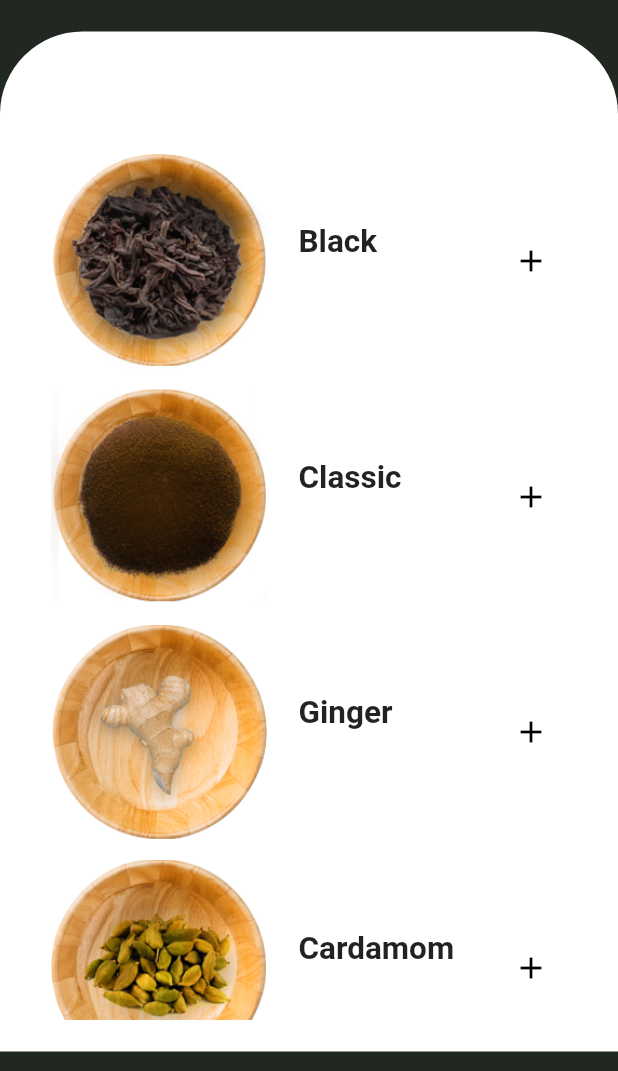
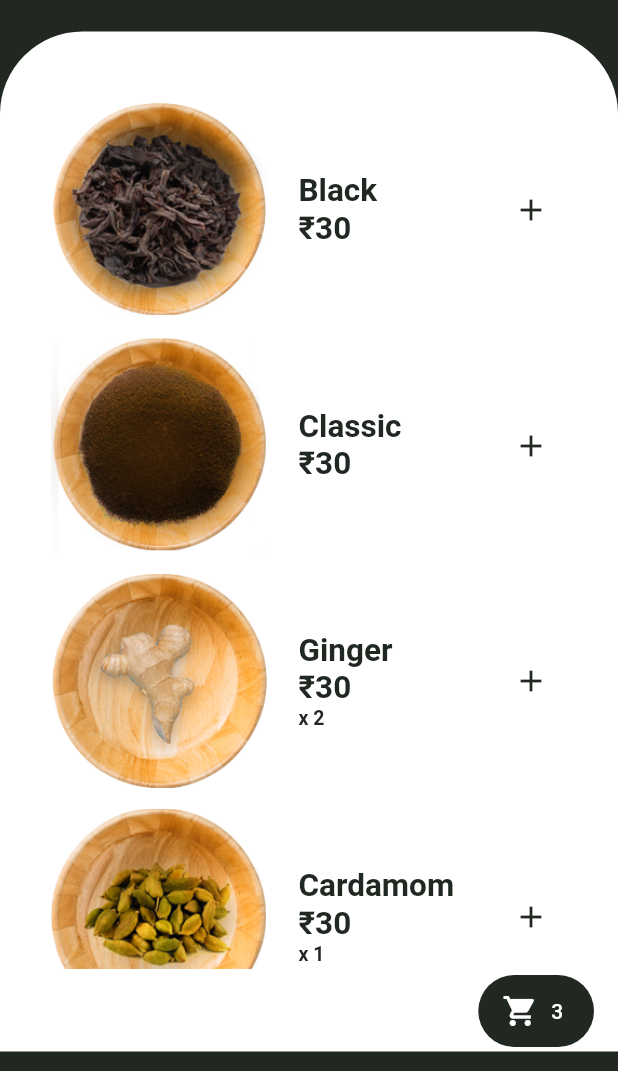
Before and after one commit to soumitrachakravarti/Chacha, a Flutter app: the screen it shows after launch, on a phone screen of 412 x 824 dp, the part 165-1236 px from its top. Run offline on Flutter 3.47's test engine with Material 2 defaults, Android fonts, the phone set to English and light mode, and no system bars; network calls fail.

Commit message:
Update homePage
Added floating cart button, price and quantity

```diff
--- a/lib/view/home_page.dart
+++ b/lib/view/home_page.dart
@@ -42,7 +42,7 @@ class _HomePageState extends State<HomePage> {
             ),
             child: ListView(
               primary: false,
-              padding: EdgeInsets.only(top: 34.0),
+              // padding: EdgeInsets.only(top: 34.0),
               children: <Widget>[
                 Padding(
                   padding: EdgeInsets.only(top: 34.0),
@@ -52,8 +52,8 @@ class _HomePageState extends State<HomePage> {
                       children: <Widget>[
                         _buildChaiItem('assets/black.png', 'Black', '₹30'),
                         _buildChaiItem('assets/classic.png', 'Classic', '₹30'),
-                        _buildChaiItem('assets/ginger.png', 'Ginger', '₹30'),
-                        _buildChaiItem('assets/cardamom.png', 'Cardamom', '₹30'),
+                        _buildChaiItem('assets/ginger.png', 'Ginger', '₹30', 2, true),
+                        _buildChaiItem('assets/cardamom.png', 'Cardamom', '₹30', 1, true),
                         _buildChaiItem('assets/cinnamon.png', 'Cinnamon', '₹30'),
                         _buildChaiItem('assets/mint.png', 'Mint', '₹30'),
                         _buildChaiItem('assets/turmeric.png', 'Turmeric', '₹30'),
@@ -67,10 +67,17 @@ class _HomePageState extends State<HomePage> {
           ),
         ],
       ),
+      floatingActionButton: FloatingActionButton.extended(
+        onPressed: () {},
+        label: Text('3'),
+        icon: Icon(Icons.shopping_cart),
+        backgroundColor: Color(0xFF212721),
+        elevation: 0.0,
+      ),
     );
   }
 
-  Widget _buildChaiItem(String imgPath, String chaiName, String price) {
+  Widget _buildChaiItem(String imgPath, String chaiName, String price, [int quantity, bool show = false]) {
     return Padding(
         padding: EdgeInsets.only(left: 34.0, right: 34.0, top: 13.0),
         child: InkWell(
@@ -96,16 +103,30 @@ class _HomePageState extends State<HomePage> {
                         Text(chaiName,
                             style: TextStyle(
                                 fontSize: 21.0,
-                                fontWeight: FontWeight.bold)),
+                                fontWeight: FontWeight.bold,
+                                color: Color(0xFF212721))),
                         Text(price,
                             style: TextStyle(
                                 fontSize: 21.0,
-                                color: Colors.white))
+                                fontWeight: FontWeight.bold,
+                                color: Color(0xFF212721))
+                                ),
+                        Visibility(
+                          visible: show,
+                          child: Text(
+                            'x $quantity',
+                            style: TextStyle(
+                              fontSize: 13.0,
+                              fontWeight: FontWeight.bold,
+                              color: Color(0xFF212721),
+                            ),
+                          ),
+                        ),
                       ])
                 ])),
                 IconButton(
                     icon: Icon(Icons.add),
-                    color: Colors.black,
+                    color: Color(0xFF212721),
                     onPressed: () {})
               ],
             )));
```
